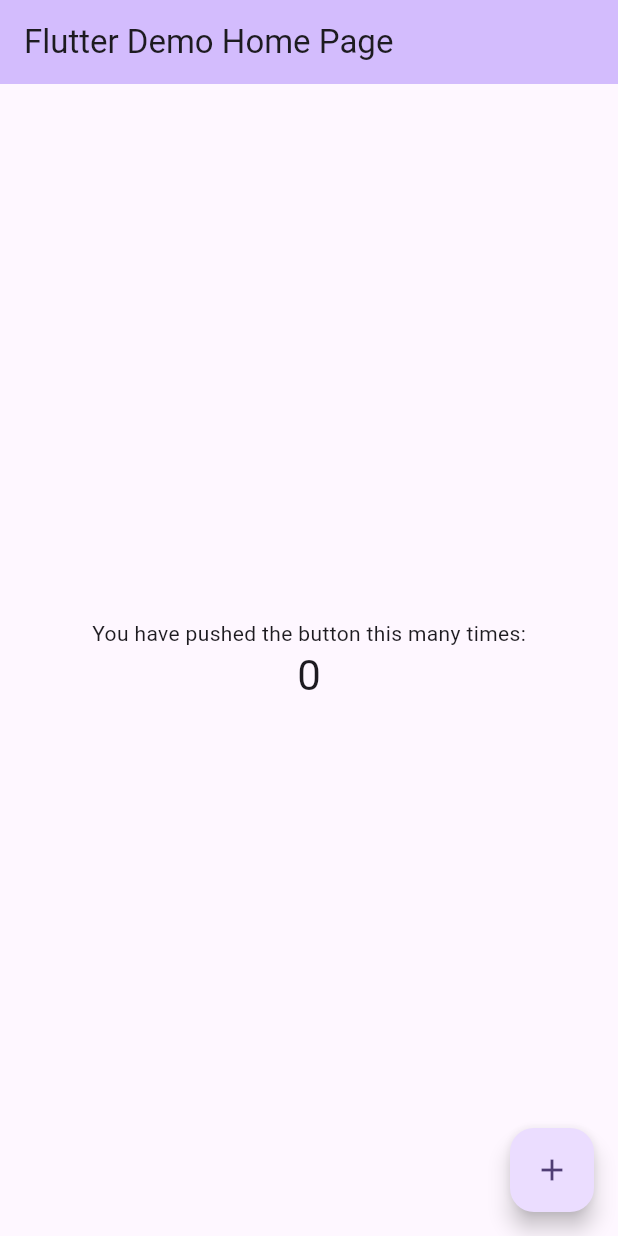
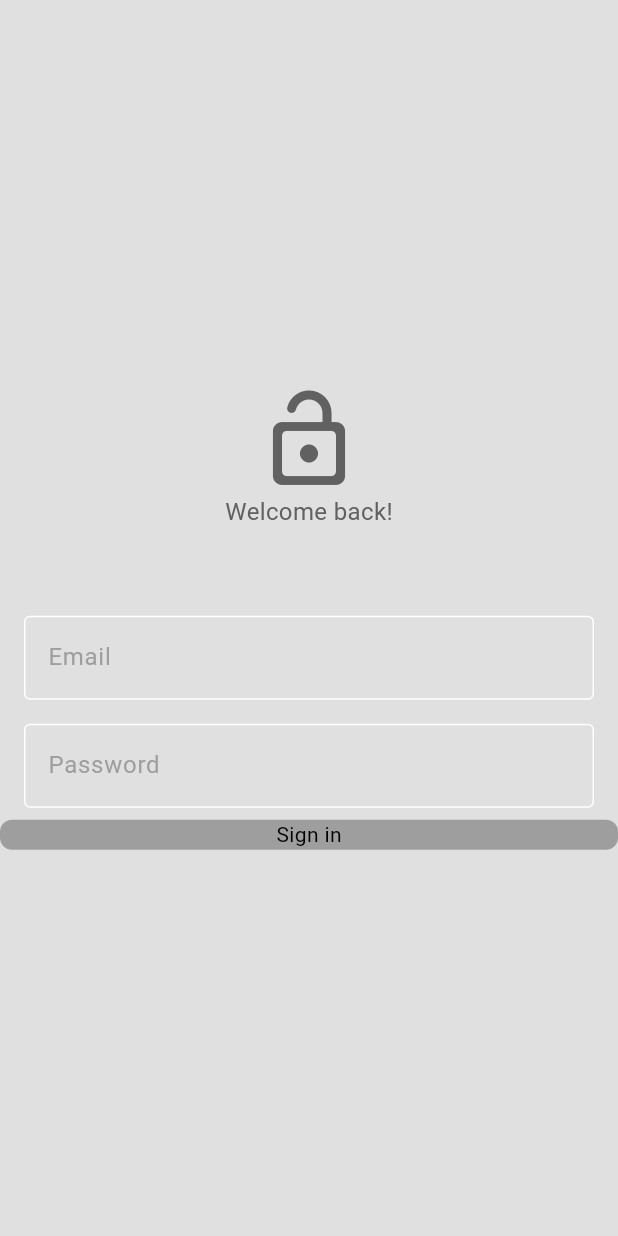
Before and after one commit to DKSingh1604/food_delivery, a Flutter app: the screen it shows after launch, on a phone screen of 412 x 824 dp. Run offline on Flutter 3.47's test engine with Material 3 defaults, Android fonts, the phone set to English and light mode, and no system bars.

Commit message:
making UI

```diff
--- /dev/null
+++ b/lib/components/my_button.dart
@@ -0,0 +1,27 @@
+import 'package:flutter/material.dart';
+
+class MyButton extends StatelessWidget {
+  final Function()? onTap;
+  final String text;
+  const MyButton({
+    super.key,
+    required this.onTap,
+    required this.text,
+  });
+
+  @override
+  Widget build(BuildContext context) {
+    return GestureDetector(
+      onTap: onTap,
+      child: Container(
+        decoration: BoxDecoration(
+          color: Theme.of(context).colorScheme.primary,
+          borderRadius: BorderRadius.circular(8),
+        ),
+        child: Center(
+          child: Text(text),
+        ),
+      ),
+    );
+  }
+}
--- /dev/null
+++ b/lib/components/my_textfield.dart
@@ -0,0 +1,41 @@
+import 'package:flutter/material.dart';
+
+class MyTextfield extends StatelessWidget {
+  final TextEditingController controller;
+  final String label;
+  final bool obscureText;
+
+  const MyTextfield({
+    super.key,
+    required this.controller,
+    required this.label,
+    this.obscureText = false,
+  });
+
+  @override
+  Widget build(BuildContext context) {
+    return Padding(
+      padding: const EdgeInsets.symmetric(horizontal: 16.0, vertical: 8),
+      child: TextField(
+        controller: controller,
+        obscureText: obscureText,
+        decoration: InputDecoration(
+          labelText: label,
+          labelStyle: TextStyle(
+            color: Theme.of(context).colorScheme.primary,
+          ),
+          enabledBorder: OutlineInputBorder(
+            borderSide: BorderSide(
+              color: Theme.of(context).colorScheme.tertiary,
+            ),
+          ),
+          focusedBorder: OutlineInputBorder(
+            borderSide: BorderSide(
+              color: Theme.of(context).colorScheme.primary,
+            ),
+          ),
+        ),
+      ),
+    );
+  }
+}
--- a/lib/main.dart
+++ b/lib/main.dart
@@ -1,125 +1,26 @@
+// ignore_for_file: prefer_const_constructors
+
 import 'package:flutter/material.dart';
+import 'package:food_delivery/pages/login_page.dart';
+import 'package:food_delivery/themes/theme_provider.dart';
+import 'package:provider/provider.dart';
 
 void main() {
-  runApp(const MyApp());
+  runApp(ChangeNotifierProvider(
+    create: (context) => ThemeProvider(),
+    child: const MyApp(),
+  ));
 }
 
 class MyApp extends StatelessWidget {
   const MyApp({super.key});
 
-  // This widget is the root of your application.
   @override
   Widget build(BuildContext context) {
     return MaterialApp(
-      title: 'Flutter Demo',
-      theme: ThemeData(
-        // This is the theme of your application.
-        //
-        // TRY THIS: Try running your application with "flutter run". You'll see
-        // the application has a purple toolbar. Then, without quitting the app,
-        // try changing the seedColor in the colorScheme below to Colors.green
-        // and then invoke "hot reload" (save your changes or press the "hot
-        // reload" button in a Flutter-supported IDE, or press "r" if you used
-        // the command line to start the app).
-        //
-        // Notice that the counter didn't reset back to zero; the application
-        // state is not lost during the reload. To reset the state, use hot
-        // restart instead.
-        //
-        // This works for code too, not just values: Most code changes can be
-        // tested with just a hot reload.
-        colorScheme: ColorScheme.fromSeed(seedColor: Colors.deepPurple),
-        useMaterial3: true,
-      ),
-      home: const MyHomePage(title: 'Flutter Demo Home Page'),
+      debugShowCheckedModeBanner: false,
+      home: LoginPage(),
+      theme: Provider.of<ThemeProvider>(context).themeData,
     );
   }
 }
-
-class MyHomePage extends StatefulWidget {
-  const MyHomePage({super.key, required this.title});
-
-  // This widget is the home page of your application. It is stateful, meaning
-  // that it has a State object (defined below) that contains fields that affect
-  // how it looks.
-
-  // This class is the configuration for the state. It holds the values (in this
-  // case the title) provided by the parent (in this case the App widget) and
-  // used by the build method of the State. Fields in a Widget subclass are
-  // always marked "final".
-
-  final String title;
-
-  @override
-  State<MyHomePage> createState() => _MyHomePageState();
-}
-
-class _MyHomePageState extends State<MyHomePage> {
-  int _counter = 0;
-
-  void _incrementCounter() {
-    setState(() {
-      // This call to setState tells the Flutter framework that something has
-      // changed in this State, which causes it to rerun the build method below
-      // so that the display can reflect the updated values. If we changed
-      // _counter without calling setState(), then the build method would not be
-      // called again, and so nothing would appear to happen.
-      _counter++;
-    });
-  }
-
-  @override
-  Widget build(BuildContext context) {
-    // This method is rerun every time setState is called, for instance as done
-    // by the _incrementCounter method above.
-    //
-    // The Flutter framework has been optimized to make rerunning build methods
-    // fast, so that you can just rebuild anything that needs updating rather
-    // than having to individually change instances of widgets.
-    return Scaffold(
-      appBar: AppBar(
-        // TRY THIS: Try changing the color here to a specific color (to
-        // Colors.amber, perhaps?) and trigger a hot reload to see the AppBar
-        // change color while the other colors stay the same.
-        backgroundColor: Theme.of(context).colorScheme.inversePrimary,
-        // Here we take the value from the MyHomePage object that was created by
-        // the App.build method, and use it to set our appbar title.
-        title: Text(widget.title),
-      ),
-      body: Center(
-        // Center is a layout widget. It takes a single child and positions it
-        // in the middle of the parent.
-        child: Column(
-          // Column is also a layout widget. It takes a list of children and
-          // arranges them vertically. By default, it sizes itself to fit its
-          // children horizontally, and tries to be as tall as its parent.
-          //
-          // Column has various properties to control how it sizes itself and
-          // how it positions its children. Here we use mainAxisAlignment to
-          // center the children vertically; the main axis here is the vertical
-          // axis because Columns are vertical (the cross axis would be
-          // horizontal).
-          //
-          // TRY THIS: Invoke "debug painting" (choose the "Toggle Debug Paint"
-          // action in the IDE, or press "p" in the console), to see the
-          // wireframe for each widget.
-          mainAxisAlignment: MainAxisAlignment.center,
-          children: <Widget>[
-            const Text(
-              'You have pushed the button this many times:',
-            ),
-            Text(
-              '$_counter',
-              style: Theme.of(context).textTheme.headlineMedium,
-            ),
-          ],
-        ),
-      ),
-      floatingActionButton: FloatingActionButton(
-        onPressed: _incrementCounter,
-        tooltip: 'Increment',
-        child: const Icon(Icons.add),
-      ), // This trailing comma makes auto-formatting nicer for build methods.
-    );
-  }
-}
--- /dev/null
+++ b/lib/pages/login_page.dart
@@ -0,0 +1,63 @@
+// ignore_for_file: prefer_const_constructors, prefer_const_literals_to_create_immutables
+
+import 'package:flutter/material.dart';
+import 'package:food_delivery/components/my_button.dart';
+import 'package:food_delivery/components/my_textfield.dart';
+
+class LoginPage extends StatelessWidget {
+  //text editing controllers
+  final TextEditingController emailController = TextEditingController();
+  final TextEditingController passwordController = TextEditingController();
+
+  LoginPage({super.key});
+
+  @override
+  Widget build(BuildContext context) {
+    return Scaffold(
+      backgroundColor: Theme.of(context).colorScheme.surface,
+      body: Center(
+        child: Column(
+          mainAxisAlignment: MainAxisAlignment.center,
+          children: [
+            //logo
+            Icon(
+              Icons.lock_open_rounded,
+              size: 72,
+              color: Theme.of(context).colorScheme.inversePrimary,
+            ),
+
+            //message, app slogan
+            Text(
+              "Welcome back!",
+              style: TextStyle(
+                fontSize: 16,
+                color: Theme.of(context).colorScheme.inversePrimary,
+              ),
+            ),
+
+            SizedBox(height: 50),
+
+            //email textfield
+            MyTextfield(
+              controller: emailController,
+              label: "Email",
+              obscureText: false,
+            ),
+
+            //password textfield
+            MyTextfield(
+              controller: passwordController,
+              label: "Password",
+              obscureText: true,
+            ),
+
+            //sign in button
+            MyButton(onTap: () {}, text: "Sign in")
+
+            //not a member? register now
+          ],
+        ),
+      ),
+    );
+  }
+}
--- /dev/null
+++ b/lib/themes/dark_mode.dart
@@ -0,0 +1,11 @@
+import 'package:flutter/material.dart';
+
+ThemeData darkMode = ThemeData(
+  colorScheme: ColorScheme.dark(
+    surface: const Color.fromARGB(255, 20, 20, 20),
+    primary: const Color.fromARGB(255, 122, 122, 122),
+    secondary: const Color.fromARGB(255, 30, 30, 30),
+    tertiary: const Color.fromARGB(255, 47, 47, 47),
+    inversePrimary: Colors.grey.shade300,
+  ),
+);
--- /dev/null
+++ b/lib/themes/light_mode.dart
@@ -0,0 +1,11 @@
+import 'package:flutter/material.dart';
+
+ThemeData lightMode = ThemeData(
+  colorScheme: ColorScheme.light(
+    surface: Colors.grey.shade300,
+    primary: Colors.grey.shade500,
+    secondary: Colors.grey.shade100,
+    tertiary: Colors.white,
+    inversePrimary: Colors.grey.shade700,
+  ),
+);
--- /dev/null
+++ b/lib/themes/theme_provider.dart
@@ -0,0 +1,24 @@
+import 'package:flutter/material.dart';
+import 'package:food_delivery/themes/dark_mode.dart';
+import 'package:food_delivery/themes/light_mode.dart';
+
+class ThemeProvider with ChangeNotifier {
+  ThemeData _themeData = lightMode;
+
+  ThemeData get themeData => _themeData;
+
+  bool get isDarkMode => _themeData == darkMode;
+
+  set themeData(ThemeData themeData) {
+    _themeData = themeData;
+    notifyListeners();
+  }
+
+  void toggleTheme() {
+    if (_themeData == lightMode) {
+      themeData = darkMode;
+    } else {
+      themeData = lightMode;
+    }
+  }
+}
--- a/pubspec.yaml
+++ b/pubspec.yaml
@@ -35,6 +35,7 @@ dependencies:
   # The following adds the Cupertino Icons font to your application.
   # Use with the CupertinoIcons class for iOS style icons.
   cupertino_icons: ^1.0.8
+  provider: ^6.1.2
 
 dev_dependencies:
   flutter_test:
```
Also changed, not shown: pubspec.lock.
